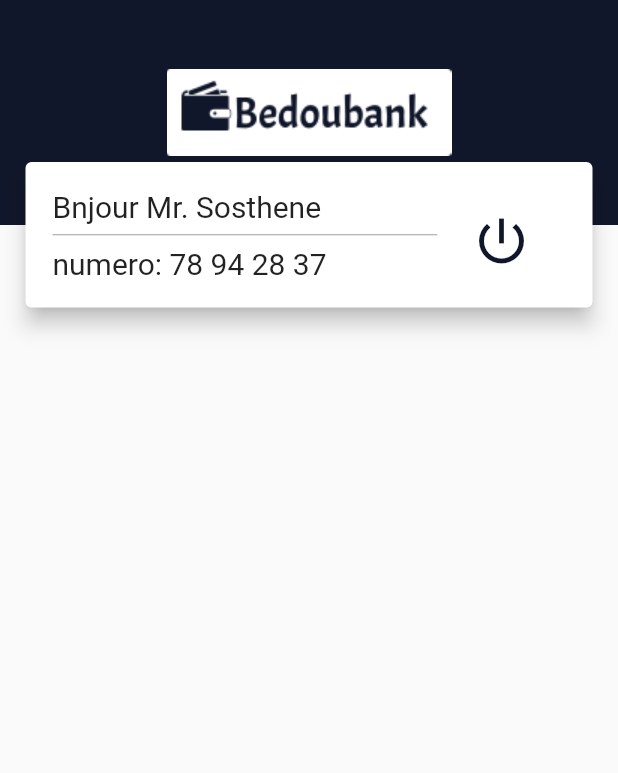
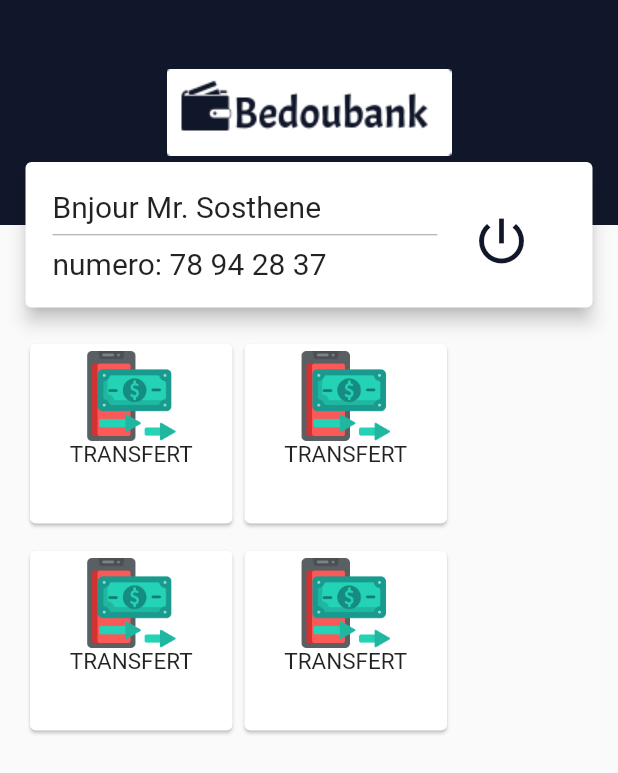
Before and after one commit to SimplonCI/bedoubankv2mobile, a Flutter app: the AccueilMembre screen opened directly, on a phone screen of 412 x 824 dp. Shown: the top 773 px of the screen. Run offline on Flutter 3.47's test engine with Material 2 defaults, Android fonts, the phone set to English and light mode, and no system bars; our stand-ins replace intro_slider.

Commit message:
avance un peu

```diff
--- a/lib/Auth/home.dart
+++ b/lib/Auth/home.dart
@@ -45,7 +45,7 @@ class _AccueilPageState extends State<AccueilPage> {
               children: <Widget>[
                 Expanded(
                   child: Padding(
-                    padding: const EdgeInsets.all(20.0),
+                    padding: const EdgeInsets.all(16.0),
                     // la partie qui nous permet de faire la redirection vert
                     // la page de connexion
                     child: GestureDetector(
@@ -57,11 +57,11 @@ class _AccueilPageState extends State<AccueilPage> {
                       child: new Container(
                         alignment: Alignment.center,
                         height: 60.0,
-                        width: 100.0,
+                        width: 120.0,
                         decoration: new BoxDecoration(
                           color: Color(0xff11172A),borderRadius: new BorderRadius.circular(15.0),
                         ),
-                        child: new Text('Acceder a mon compte',style: new TextStyle(fontSize: 25.0,color: Colors.white),),
+                        child: new Text('Acceder a mon compte',style: new TextStyle(fontSize: 20.0,color: Colors.white),),
                       ),
                     ),
                   ),
--- a/lib/home/homepage.dart
+++ b/lib/home/homepage.dart
@@ -1,4 +1,5 @@
 import 'package:flutter/material.dart';
+import 'package:flutter/cupertino.dart';
 
 
 class AccueilMembre extends StatefulWidget {
@@ -12,18 +13,163 @@ class _AccueilMembreState extends State<AccueilMembre> {
 
   @override
   Widget build(BuildContext context) {
+
     return Scaffold(
       body: Column(
           children: <Widget>[
             // appel du header en bleu avec le logo
             new HomeScreenTopPart(),
             SizedBox(height: 10.0,),
-            LesGrilles()
+            MyCards()
+
+
           ],
       ),
     );
   }
 }
+
+
+
+class MyCards extends StatefulWidget {
+  @override
+  _MyCardsState createState() => _MyCardsState();
+}
+
+class _MyCardsState extends State<MyCards> {
+
+
+  @override
+  Widget build(BuildContext context) {
+
+    // RESPONSIVE WIDTH AND HEIGHT DEFINED
+
+    double width, height;
+
+    if (MediaQuery.of(context).orientation == Orientation.landscape){
+      width = MediaQuery.of(context).size.width * 0.25; // width = 25% of the screen
+      height = MediaQuery.of(context).size.height * 0.25; //height = 25% of the screen
+    }
+    else{
+      width = MediaQuery.of(context).size.width * 0.10; // width = 10% of the screen
+      height = MediaQuery.of(context).size.height * 0.10; //height = 10% of the screen
+    }
+
+    // END OF RESPONSIVE VALUES
+
+
+
+    return SingleChildScrollView(
+      child: Padding(
+        padding: EdgeInsets.symmetric(horizontal: 16.0),
+        child: Column(
+          crossAxisAlignment: CrossAxisAlignment.start,
+          children: <Widget>[
+            SizedBox(height: 10.0,),
+            // widget calling the card content
+            CardContents()
+          ],
+        ),
+
+      ),
+    );
+  }
+}
+
+
+// BEGINING ON CARD CONTENTS WIDGETS
+
+
+class CardContents extends StatefulWidget {
+  @override
+  _CardContentsState createState() => _CardContentsState();
+}
+
+class _CardContentsState extends State<CardContents> {
+  @override
+  Widget build(BuildContext context) {
+    return SingleChildScrollView(
+      child: Stack(
+        children: <Widget>[
+          Container(
+            width: MediaQuery.of(context).size.width,
+            child: Column(
+              children: <Widget>[
+                Row(
+                  children: <Widget>[
+                    Card(
+                      child: Container(
+                        width: 135.0,
+                        height: 120.0,
+                        child: Column(
+                          children: <Widget>[
+                              Padding(padding: EdgeInsets.only(top: 5.0)),
+                            Image.asset('assets/images/transfer(1).png',width: 60.0,height: 60.0,),
+                            Text('TRANSFERT',style: TextStyle(fontSize: 15.0),)
+                          ],
+                        ),
+                      ),
+                    ),
+                    Card(
+                      child: Container(
+                        width: 135.0,
+                        height: 120.0,
+                        child: Column(
+                          children: <Widget>[
+                            Padding(padding: EdgeInsets.only(top: 5.0)),
+                            Image.asset('assets/images/transfer(1).png',width: 60.0,height: 60.0,),
+                            Text('TRANSFERT',style: TextStyle(fontSize: 15.0),)
+                          ],
+                        ),
+                      ),
+                    ),
+
+                  ],
+                ),
+
+                SizedBox(height: 10.0,),
+                Row(
+                  children: <Widget>[
+                    Card(
+                      child: Container(
+                        width: 135.0,
+                        height: 120.0,
+                        child: Column(
+                          children: <Widget>[
+                            Padding(padding: EdgeInsets.only(top: 5.0)),
+                            Image.asset('assets/images/transfer(1).png',width: 60.0,height: 60.0,),
+                            Text('TRANSFERT',style: TextStyle(fontSize: 15.0),)
+                          ],
+                        ),
+                      ),
+                    ),
+                    Card(
+                      child: Container(
+                        width: 135.0,
+                        height: 120.0,
+                        child: Column(
+                          children: <Widget>[
+                            Padding(padding: EdgeInsets.only(top: 5.0)),
+                            Image.asset('assets/images/transfer(1).png',width: 60.0,height: 60.0,),
+                            Text('TRANSFERT',style: TextStyle(fontSize: 15.0),)
+                          ],
+                        ),
+                      ),
+                    )
+                  ],
+                ),
+              ],
+            ),
+          )
+        ],
+      ),
+    );
+  }
+}
+
+
+// END OF WIDGET OF CARD CONTENTS
+
 
 
 
@@ -38,6 +184,7 @@ class HomeScreenTopPart extends StatefulWidget {
 }
 
 class _HomeScreenTopPartState extends State<HomeScreenTopPart> {
+
   @override
   Widget build(BuildContext context) {
 
@@ -55,7 +202,7 @@ class _HomeScreenTopPartState extends State<HomeScreenTopPart> {
                SizedBox(height: 108.0,),
                Card(
                  margin: EdgeInsets.symmetric(horizontal: 17.0),
-                 elevation: 6.0,
+                 elevation: 5.0,
                  child: Container(
                    padding: EdgeInsets.all(18.0),
                    child: Row(
@@ -82,6 +229,7 @@ class _HomeScreenTopPartState extends State<HomeScreenTopPart> {
                    ),
                  ),
                ),
+
              ],
            ),
         // colonne contenant le bouton de deconnexion
@@ -91,21 +239,3 @@ class _HomeScreenTopPartState extends State<HomeScreenTopPart> {
   }
 }
 // fiin fiin fiin fiinfiinfiinfiinfiin
-
-
-
-class LesGrilles extends StatefulWidget {
-  @override
-  _LesGrillesState createState() => _LesGrillesState();
-}
-
-class _LesGrillesState extends State<LesGrilles> {
-
-
-  @override
-  Widget build(BuildContext context) {
-    return Container(
-
-    );
-  }
-}
--- a/lib/intro/SlideAccueil.dart
+++ b/lib/intro/SlideAccueil.dart
@@ -128,7 +128,7 @@ class SlideAccueilState extends State<SlideAccueil> {
   // configuration du bouton suivant
   Widget renderNextBtn() {
     return Text(
-      'SUIVANT',style: TextStyle(color: Colors.white,fontSize: 15.0),
+      'SUIVANT',style: TextStyle(color: Colors.white,fontSize: 10.0),
 
     );
   }
@@ -136,7 +136,7 @@ class SlideAccueilState extends State<SlideAccueil> {
   // configuration bouton terminer
   Widget renderDoneBtn() {
     return Text(
-      'TERMINER',style: TextStyle(color: Colors.white,fontSize: 15.0),
+      'TERMINER',style: TextStyle(color: Colors.white,fontSize: 10.0),
 
     );
   }
@@ -145,7 +145,7 @@ class SlideAccueilState extends State<SlideAccueil> {
 
   Widget renderSkipBtn() {
     return Text(
-      'PASSER',style: TextStyle(color: Colors.white,fontSize: 15.0),
+      'PASSER',style: TextStyle(color: Colors.white,fontSize: 10.0),
 
     );
   }
```
